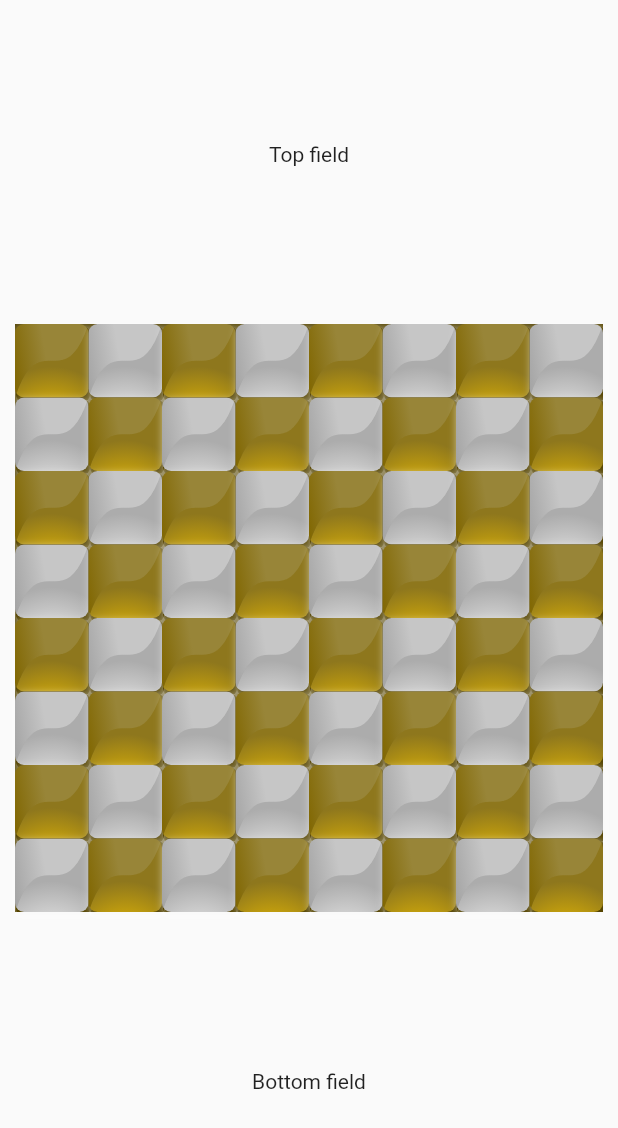
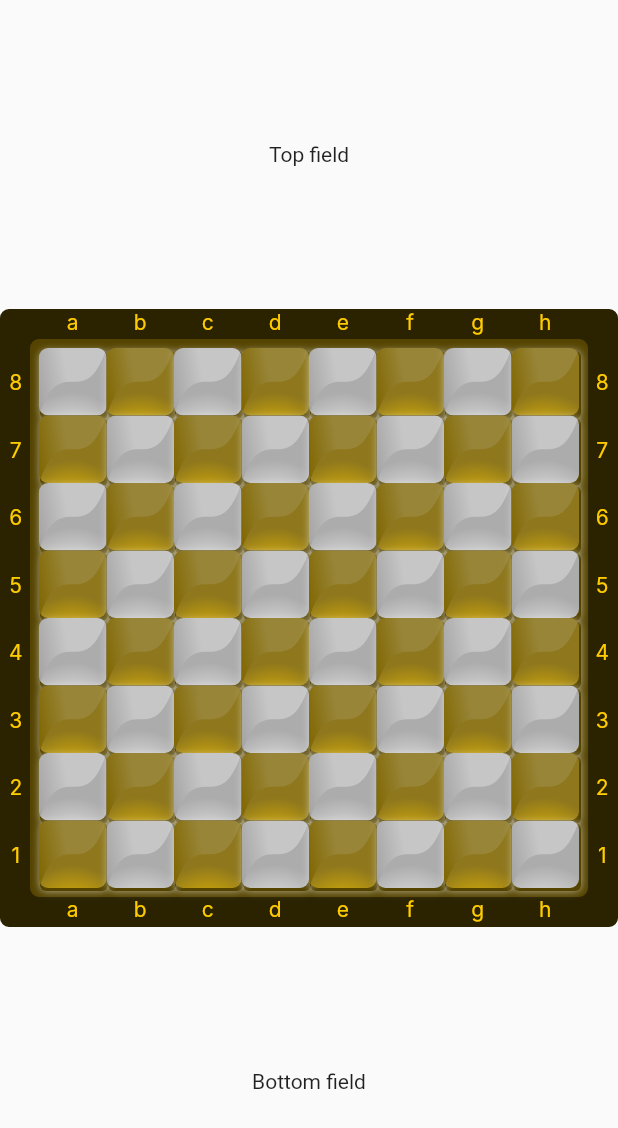
Before and after one commit to Anonymous747/chess_rps, a Flutter app: the ChessScreen screen opened by its route, on a phone screen of 412 x 824 dp. Shown: the top 1128 px of the screen. Run offline on Flutter 3.47's test engine with Material 2 defaults, Android fonts, the phone set to English and light mode, and no system bars; Roboto replaces fonts that are missing (Inter).

Commit message:
Implement board borders

```diff
--- a/lib/common/palette.dart
+++ b/lib/common/palette.dart
@@ -1,6 +1,7 @@
 import 'package:flutter/material.dart';
 
 class Palette {
+  static const yellow150 = Color(0xFFFFCC00);
   static const yellow200 = Color(0xFFEFC000);
   static const yellow300 = Color(0xFF988538);
   static const yellow400 = Color(0xFF8E771D);
@@ -16,4 +17,5 @@ class Palette {
   static const black = Color(0xFF000000);
 
   static const brown400 = Color(0xFF554400);
+  static const brown600 = Color(0xFF2B2200);
 }
--- /dev/null
+++ b/lib/common/text_styles.dart
@@ -0,0 +1,135 @@
+import 'package:chess_rps/common/palette.dart';
+import 'package:flutter/material.dart';
+
+class TextStyles {
+  /// A size of textStyle is equel to some word:
+  /// 10 - tiny
+  /// 12 - small
+  /// 14 - normal
+  /// 16 - big
+  /// 18 - huge
+  /// other - irregular
+  static _baseFont({
+    FontWeight fontWeight = FontWeight.normal,
+    FontStyle fontStyle = FontStyle.normal,
+    Color color = Palette.black,
+    double fontSize = 16,
+    double? letterSpacing,
+    TextOverflow? overflow,
+    double? height,
+  }) {
+    return TextStyle(
+      color: color,
+      fontSize: fontSize,
+      fontFamily: "Inter",
+      fontStyle: fontStyle,
+      fontWeight: fontWeight,
+      letterSpacing: letterSpacing,
+      overflow: overflow,
+      height: height,
+    );
+  }
+
+  /// FontSize = 10
+  static regularTinyStyle({
+    FontWeight fontWeight = FontWeight.normal,
+    Color color = Palette.black,
+    double? letterSpacing,
+    TextOverflow? overflow,
+    double? height,
+  }) =>
+      _baseFont(
+        fontSize: 10,
+        color: color,
+        fontWeight: fontWeight,
+        letterSpacing: letterSpacing,
+        overflow: overflow,
+        height: height,
+      );
+
+  /// FontSize = 12
+  static regularSmallStyle({
+    FontWeight fontWeight = FontWeight.normal,
+    Color color = Palette.black,
+    double? letterSpacing,
+    TextOverflow? overflow,
+    double? height,
+  }) =>
+      _baseFont(
+        fontSize: 12,
+        color: color,
+        fontWeight: fontWeight,
+        letterSpacing: letterSpacing,
+        overflow: overflow,
+        height: height,
+      );
+
+  /// FontSize = 14
+  static regularNormalStyle({
+    FontWeight fontWeight = FontWeight.normal,
+    Color color = Palette.black,
+    double? letterSpacing,
+    TextOverflow? overflow,
+    double? height,
+  }) =>
+      _baseFont(
+        fontSize: 14,
+        color: color,
+        fontWeight: fontWeight,
+        letterSpacing: letterSpacing,
+        overflow: overflow,
+        height: height,
+      );
+
+  /// FontSize = 16
+  static regularBigStyle({
+    FontWeight fontWeight = FontWeight.normal,
+    Color color = Palette.black,
+    double? letterSpacing,
+    TextOverflow? overflow,
+    double? height,
+  }) =>
+      _baseFont(
+        fontSize: 16,
+        color: color,
+        fontWeight: fontWeight,
+        letterSpacing: letterSpacing,
+        overflow: overflow,
+        height: height,
+      );
+
+  /// FontSize = 18
+  static regularHugeStyle({
+    FontWeight fontWeight = FontWeight.normal,
+    Color color = Palette.black,
+    double? letterSpacing,
+    TextOverflow? overflow,
+    double? height,
+  }) =>
+      _baseFont(
+        fontSize: 18,
+        color: color,
+        fontWeight: fontWeight,
+        letterSpacing: letterSpacing,
+        overflow: overflow,
+        height: height,
+      );
+
+  /// FontSize = any size
+  static regularCustomSizeStyle({
+    double fontSize = 20,
+    FontWeight fontWeight = FontWeight.normal,
+    Color color = Palette.black,
+    double? letterSpacing,
+    TextOverflow? overflow,
+    double? height,
+  }) =>
+      _baseFont(
+        fontSize: fontSize,
+        color: color,
+        fontWeight: fontWeight,
+        letterSpacing: letterSpacing,
+        overflow: overflow,
+        height: height,
+      );
+}
--- a/lib/screen/chess_screen.dart
+++ b/lib/screen/chess_screen.dart
@@ -8,7 +8,7 @@ class ChessScreen extends StatelessWidget {
 
   @override
   Widget build(BuildContext context) {
-    return Scaffold(
+    return const Scaffold(
       body: SafeArea(
         child: Column(
           children: [
--- a/lib/widget/board_widget.dart
+++ b/lib/widget/board_widget.dart
@@ -1,6 +1,14 @@
 import 'package:chess_rps/common/palette.dart';
 import 'package:chess_rps/widget/cell_widget.dart';
+import 'package:chess_rps/widget/collection/letters_collection.dart';
+import 'package:chess_rps/widget/collection/numbers_column.dart';
 import 'package:flutter/material.dart';
+
+const _letters = ['a', 'b', 'c', 'd', 'e', 'f', 'g', 'h'];
+const _numbers = ['8', '7', '6', '5', '4', '3', '2', '1'];
+
+const double _parentBorderWidth = 20;
+const double _childBorderWidth = 6;
 
 class BoardWidget extends StatelessWidget {
   const BoardWidget({Key? key}) : super(key: key);
@@ -23,16 +31,68 @@ class BoardWidget extends StatelessWidget {
       return cells;
     }
 
-    return Container(
-        margin: EdgeInsets.all(10),
-        decoration: BoxDecoration(
-          color: Palette.brown400,
+    final sideSize = _calculateCellWidth(context);
+
+    return Stack(
+      children: [
+        Container(
+          decoration: BoxDecoration(
+              color: Palette.brown600,
+              border: Border.all(
+                  width: _parentBorderWidth, color: Palette.brown600),
+              borderRadius: BorderRadius.circular(6)),
+          height: width,
+          width: width,
+          child: Container(
+            decoration: BoxDecoration(
+                color: Palette.brown400,
+                border: Border.all(
+                    width: _childBorderWidth, color: Palette.brown400),
+                borderRadius: BorderRadius.circular(6)),
+            child: GridView.count(
+              crossAxisCount: 8,
+              children: _buildCells(),
+            ),
+          ),
         ),
-        height: width - 20,
-        width: width,
-        child: GridView.count(
-          crossAxisCount: 8,
-          children: _buildCells(),
-        ));
+        Positioned(
+          left: _parentBorderWidth + _childBorderWidth,
+          child: LettersCollection(
+            letters: _letters,
+            cellWidth: sideSize,
+          ),
+        ),
+        Positioned(
+          left: _parentBorderWidth + _childBorderWidth,
+          bottom: 4,
+          child: LettersCollection(
+            letters: _letters,
+            cellWidth: sideSize,
+          ),
+        ),
+        Positioned(
+          top: _parentBorderWidth + _childBorderWidth,
+          left: 6,
+          child: NumbersColumn(
+            letters: _numbers,
+            cellHeight: sideSize,
+          ),
+        ),
+        Positioned(
+          top: _parentBorderWidth + _childBorderWidth,
+          right: 6,
+          child: NumbersColumn(
+            letters: _numbers,
+            cellHeight: sideSize,
+          ),
+        ),
+      ],
+    );
   }
+
+  double _calculateCellWidth(BuildContext context) =>
+      (MediaQuery.of(context).size.width -
+          _parentBorderWidth * 2 -
+          _childBorderWidth * 2) /
+      8;
 }
--- a/lib/widget/cell_widget.dart
+++ b/lib/widget/cell_widget.dart
@@ -27,7 +27,7 @@ class CellWidget extends StatelessWidget {
       child: ClipRRect(
         borderRadius: BorderRadius.circular(6),
         child: CustomPaint(
-          painter: CustomGradient(cellSide: isEven ? Side.light : Side.dark),
+          painter: CustomGradient(cellSide: isEven ? Side.dark : Side.light),
         ),
       ),
     );
--- /dev/null
+++ b/lib/widget/collection/letters_collection.dart
@@ -0,0 +1,31 @@
+import 'package:chess_rps/common/palette.dart';
+import 'package:chess_rps/common/text_styles.dart';
+import 'package:flutter/material.dart';
+
+class LettersCollection extends StatelessWidget {
+  final List<String> letters;
+  final double cellWidth;
+
+  const LettersCollection({
+    required this.letters,
+    required this.cellWidth,
+    Key? key,
+  }) : super(key: key);
+
+  @override
+  Widget build(BuildContext context) {
+    return Row(
+      children: List.generate(
+          letters.length,
+          (i) => SizedBox(
+                width: cellWidth,
+                child: Text(
+                  letters[i],
+                  textAlign: TextAlign.center,
+                  style:
+                      TextStyles.regularNormalStyle(color: Palette.yellow150),
+                ),
+              )),
+    );
+  }
+}
--- /dev/null
+++ b/lib/widget/collection/numbers_column.dart
@@ -0,0 +1,31 @@
+import 'package:chess_rps/common/palette.dart';
+import 'package:chess_rps/common/text_styles.dart';
+import 'package:flutter/material.dart';
+
+class NumbersColumn extends StatelessWidget {
+  final List<String> letters;
+  final double cellHeight;
+
+  const NumbersColumn({
+    required this.letters,
+    required this.cellHeight,
+    Key? key,
+  }) : super(key: key);
+
+  @override
+  Widget build(BuildContext context) {
+    return Column(
+      children: List.generate(
+          letters.length,
+          (i) => Container(
+                alignment: Alignment.center,
+                height: cellHeight,
+                child: Text(
+                  letters[i],
+                  style:
+                      TextStyles.regularNormalStyle(color: Palette.yellow150),
+                ),
+              )),
+    );
+  }
+}
--- /dev/null
+++ b/lib/widget/layout/horizontal_separated_list.dart
@@ -0,0 +1,28 @@
+import 'package:flutter/material.dart';
+
+class HorizontalSeparatedList extends StatelessWidget {
+  final List<Widget> widgets;
+  final double distanceBetween;
+  final MainAxisAlignment mainAxisAlignment;
+
+  const HorizontalSeparatedList({
+    required this.widgets,
+    this.distanceBetween = 10,
+    this.mainAxisAlignment = MainAxisAlignment.start,
+    Key? key,
+  }) : super(key: key);
+
+  @override
+  Widget build(BuildContext context) {
+    return Row(
+        mainAxisAlignment: mainAxisAlignment,
+        children: widgets.fold(<Widget>[], (previousValue, child) {
+          previousValue.add(child);
+          if (widgets.indexOf(child) != widgets.length - 1) {
+            previousValue.add(SizedBox(width: distanceBetween));
+          }
+
+          return previousValue;
+        }));
+  }
+}
--- /dev/null
+++ b/lib/widget/layout/vertical_separated_list.dart
@@ -0,0 +1,28 @@
+import 'package:flutter/material.dart';
+
+class VerticalSeparatedList extends StatelessWidget {
+  final List<Widget> widgets;
+  final double distanceBetween;
+  final MainAxisAlignment mainAxisAlignment;
+
+  const VerticalSeparatedList({
+    required this.widgets,
+    this.distanceBetween = 10,
+    this.mainAxisAlignment = MainAxisAlignment.start,
+    Key? key,
+  }) : super(key: key);
+
+  @override
+  Widget build(BuildContext context) {
+    return Column(
+        mainAxisAlignment: mainAxisAlignment,
+        children: widgets.fold(<Widget>[], (previousValue, child) {
+          previousValue.add(child);
+          if (widgets.indexOf(child) != widgets.length - 1) {
+            previousValue.add(SizedBox(width: distanceBetween));
+          }
+
+          return previousValue;
+        }));
+  }
+}
```
